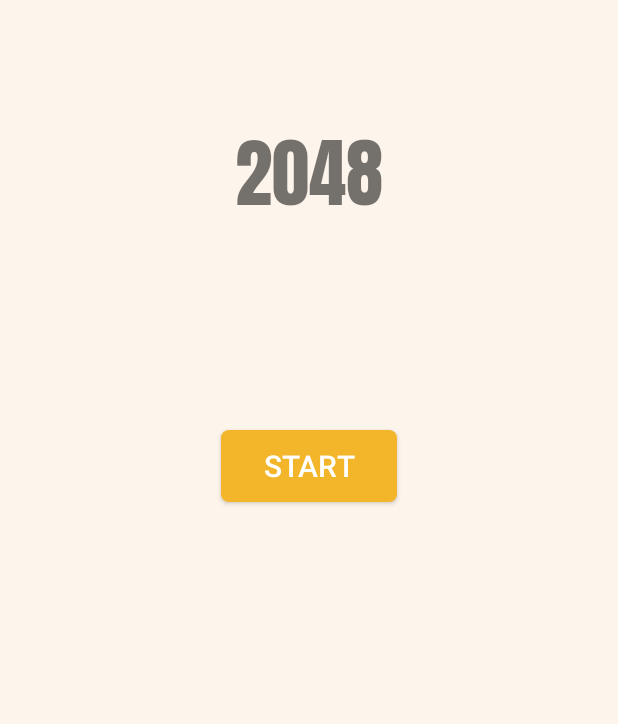
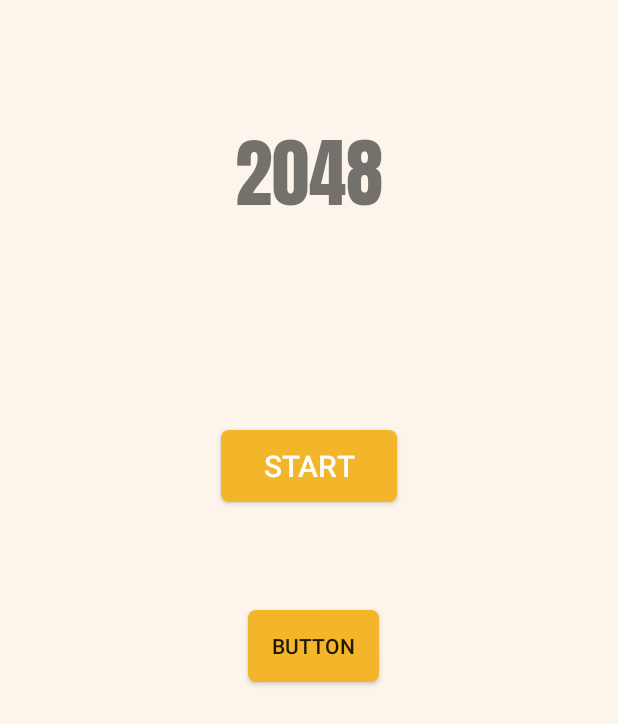
Before and after one commit to expressyoona/Game2048, an Android app: the screen it shows after launch (MainActivity), on a phone screen of 412 x 824 dp. Shown: the top 724 px of the screen. Run offline under Robolectric (Android 15) with nearby library versions, the phone set to English and light mode, and no system bars; Roboto replaces fonts that are not available here.

Commit message:
Add files via upload
Bug fixes

```diff
--- a/app/src/main/res/layout/activity_main.xml
+++ b/app/src/main/res/layout/activity_main.xml
@@ -2,6 +2,7 @@
 <RelativeLayout xmlns:android="http://schemas.android.com/apk/res/android"
     xmlns:app="http://schemas.android.com/apk/res-auto"
     xmlns:tools="http://schemas.android.com/tools"
+    android:id="@+id/rl"
     android:layout_width="match_parent"
     android:layout_height="match_parent"
     android:background="@color/appBackground"
@@ -36,4 +37,17 @@
         android:text="2048"
         android:gravity="center"
         android:textSize="50dp" />
+
+    <Button
+        android:id="@+id/button"
+        android:layout_width="wrap_content"
+        android:layout_height="wrap_content"
+        android:layout_below="@+id/btnStart"
+        android:layout_alignParentStart="true"
+        android:layout_alignParentEnd="true"
+        android:layout_marginStart="165dp"
+        android:layout_marginTop="72dp"
+        android:layout_marginEnd="159dp"
+        android:background="@drawable/mybutton"
+        android:text="Button" />
 </RelativeLayout>
```
Also changed, not shown: app/src/main/res/layout/custom_layout.xml (added, +27 -0 lines).
